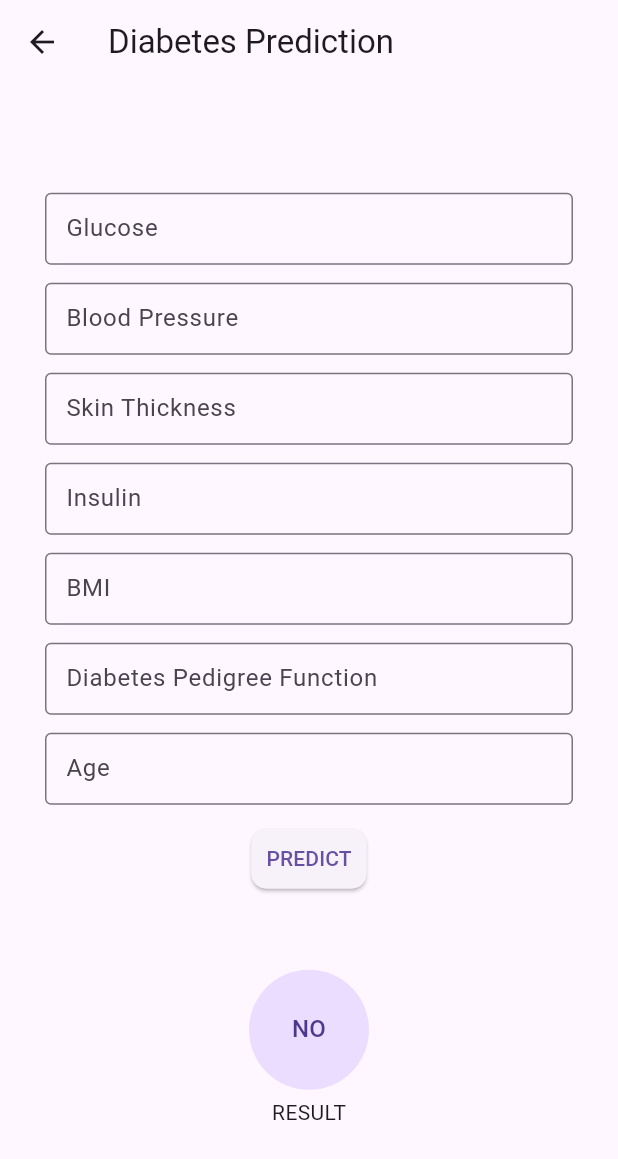
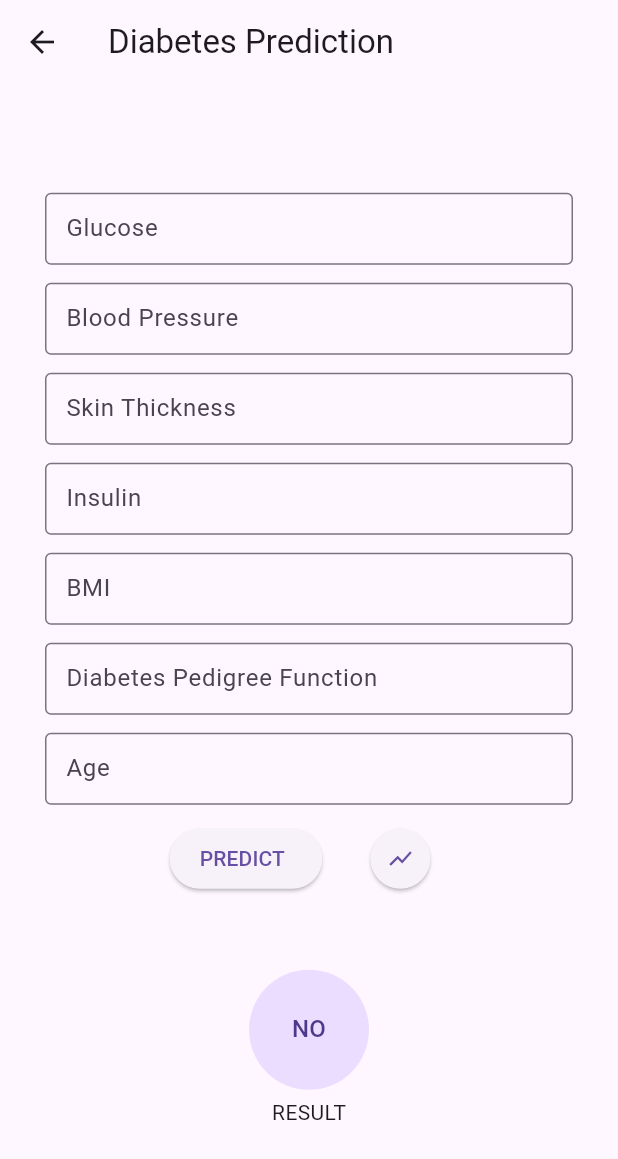
Before and after one commit to Rohithr431/main_health_app, a Flutter app: the screen it shows after launch, after a tap on "Diabetes Prediction", on a phone screen of 412 x 824 dp. Shown: the top 1159 px of the screen. Run offline on Flutter 3.47's test engine with Material 3 defaults, Android fonts, the phone set to English and light mode, and no system bars; our stand-ins replace dio.

Commit message:
first commit

```diff
--- a/lib/screens/input_screen.dart
+++ b/lib/screens/input_screen.dart
@@ -211,18 +211,38 @@ class _InputScreenState extends State<InputScreen> {
           title: "Chest Pain Level",
           onSave: (value) => chestPainValue = value,
         ),
+      Row(
+        mainAxisAlignment: MainAxisAlignment.center,
+        children: [
           ElevatedButton(
             onPressed: onSubmit,
             style: ElevatedButton.styleFrom(
               padding: const EdgeInsets.symmetric(
-                vertical: 10, horizontal: 10), // Button padding
+                  vertical: 10, horizontal: 20), // Increase horizontal padding
               shape: RoundedRectangleBorder(
-              borderRadius: BorderRadius.circular(10),
+                borderRadius: BorderRadius.circular(30), // Make it circular
               ),
             ),
-          child: const Text(
-            'PREDICT',
+            child: Row(
+              mainAxisSize: MainAxisSize.min, // Use min size of the Row
+              children: const [
+                Text('PREDICT'),
+                SizedBox(width: 5), // Space between text and icon
+              ],
             ),
+          ),
+          SizedBox(width: 20), // Increase distance between buttons
+          ElevatedButton(
+            onPressed: () {
+              // Functionality for the graph button
+            },
+            style: ElevatedButton.styleFrom(
+              padding: const EdgeInsets.all(10), // Make padding equal on all sides
+              shape: CircleBorder(), // Make it a perfect circle
+            ),
+            child: Icon(Icons.show_chart), // Using chart icon
+          ),
+        ],
       ),
     ],
   );
--- a/lib/widgets/choice_button.dart
+++ b/lib/widgets/choice_button.dart
@@ -2,17 +2,29 @@ import 'package:flutter/material.dart';
 
 class ChoiceButton extends StatelessWidget {
   const ChoiceButton({
-    super.key,
+    Key? key,
     required this.onClick,
     required this.title,
-  });
+    this.backgroundImage,
+  }) : super(key: key);
 
   final void Function() onClick;
   final String title;
+  final String? backgroundImage;
 
   @override
   Widget build(BuildContext context) {
-    return Column(
+    return Stack(
+      children: [
+        if (backgroundImage != null)
+          Positioned.fill(
+            child: Image.asset(
+              backgroundImage!,
+              fit: BoxFit.cover,
+            ),
+          ),
+        Column(
+          mainAxisAlignment: MainAxisAlignment.center,
           children: [
             SizedBox(
               width: 270,
@@ -20,7 +32,7 @@ class ChoiceButton extends StatelessWidget {
                 onPressed: onClick,
                 style: ElevatedButton.styleFrom(
                   foregroundColor: Colors.white,
-              backgroundColor: Colors.blue, // Text color
+                  backgroundColor: Color.fromARGB(255, 120, 8, 200), // Button color
                   padding: const EdgeInsets.symmetric(vertical: 15, horizontal: 50),
                   shape: RoundedRectangleBorder(
                     borderRadius: BorderRadius.circular(15.0),
@@ -31,6 +43,8 @@ class ChoiceButton extends StatelessWidget {
             ),
             const SizedBox(height: 10)
           ],
+        ),
+      ],
     );
   }
 }
```
Also changed, not shown: pubspec.lock. Lines whose indentation alone changed are shown as unchanged.
